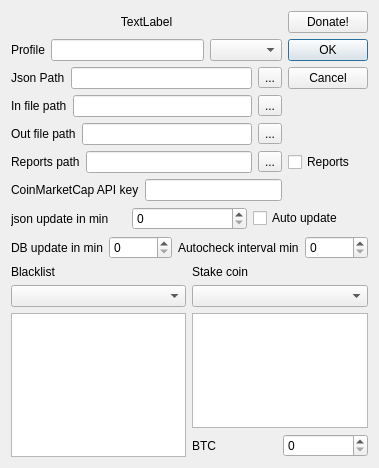
Qt form settingsdialog.ui (QTinman/CoinBrowser) before a commit.
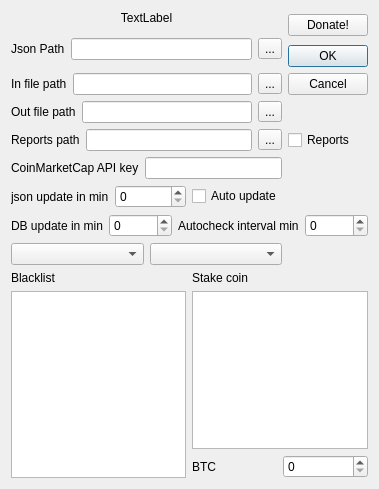
The same form after that commit. Icons and pictures are not drawn.

Commit message: Settings profile removed, now stakecoin follows exchange, only one raw file with pairs is needed for all stakes coins.

```diff
--- a/settingsdialog.ui
+++ b/settingsdialog.ui
@@ -7,7 +7,7 @@
     <x>0</x>
     <y>0</y>
     <width>379</width>
-    <height>468</height>
+    <height>489</height>
    </rect>
   </property>
   <property name="windowTitle">
@@ -28,41 +28,14 @@
      </property>
     </widget>
    </item>
-   <item row="0" column="1">
+   <item row="0" column="1" rowspan="2">
     <widget class="QPushButton" name="pushButton">
      <property name="text">
       <string>Donate!</string>
      </property>
     </widget>
    </item>
-   <item row="1" column="0">
-    <layout class="QHBoxLayout" name="horizontalLayout_6">
-     <item>
-      <widget class="QLabel" name="label_5">
-       <property name="text">
-        <string>Profile</string>
-       </property>
-      </widget>
-     </item>
-     <item>
-      <widget class="QLineEdit" name="profile"/>
-     </item>
-     <item>
-      <widget class="QComboBox" name="profilelist"/>
-     </item>
-    </layout>
-   </item>
-   <item row="1" column="1" rowspan="2">
-    <widget class="QDialogButtonBox" name="buttonBox">
-     <property name="orientation">
-      <enum>Qt::Vertical</enum>
-     </property>
-     <property name="standardButtons">
-      <set>QDialogButtonBox::Cancel|QDialogButtonBox::Ok</set>
-     </property>
-    </widget>
-   </item>
-   <item row="2" column="0">
+   <item row="1" column="0" rowspan="2">
     <layout class="QHBoxLayout" name="horizontalLayout">
      <item>
       <widget class="QLabel" name="jsonpath">
@@ -83,6 +56,16 @@
      </item>
     </layout>
    </item>
+   <item row="2" column="1" rowspan="2">
+    <widget class="QDialogButtonBox" name="buttonBox">
+     <property name="orientation">
+      <enum>Qt::Vertical</enum>
+     </property>
+     <property name="standardButtons">
+      <set>QDialogButtonBox::Cancel|QDialogButtonBox::Ok</set>
+     </property>
+    </widget>
+   </item>
    <item row="3" column="0">
     <layout class="QHBoxLayout" name="horizontalLayout_4">
      <item>
@@ -167,7 +150,7 @@
      </item>
     </layout>
    </item>
-   <item row="7" column="0" colspan="2">
+   <item row="7" column="0">
     <layout class="QHBoxLayout" name="horizontalLayout_9">
      <item>
       <widget class="QLabel" name="label_8">
@@ -220,7 +203,17 @@
      </item>
     </layout>
    </item>
-   <item row="9" column="0" colspan="2">
+   <item row="9" column="0">
+    <layout class="QHBoxLayout" name="horizontalLayout_6">
+     <item>
+      <widget class="QComboBox" name="exchanges"/>
+     </item>
+     <item>
+      <widget class="QComboBox" name="maincoins"/>
+     </item>
+    </layout>
+   </item>
+   <item row="10" column="0" colspan="2">
     <layout class="QHBoxLayout" name="horizontalLayout_7">
      <item>
       <layout class="QVBoxLayout" name="verticalLayout_2">
@@ -231,9 +224,6 @@
          </property>
         </widget>
        </item>
-       <item>
-        <widget class="QComboBox" name="exchanges"/>
-       </item>
        <item>
         <widget class="QTextEdit" name="blacklist"/>
        </item>
@@ -248,9 +238,6 @@
          </property>
         </widget>
        </item>
-       <item>
-        <widget class="QComboBox" name="maincoins"/>
-       </item>
        <item>
         <widget class="QTextEdit" name="maincoinslist"/>
        </item>
```
Left out of the diff: 16 changed lines with no effect on the pictures. The commit also changes 4 other files.
